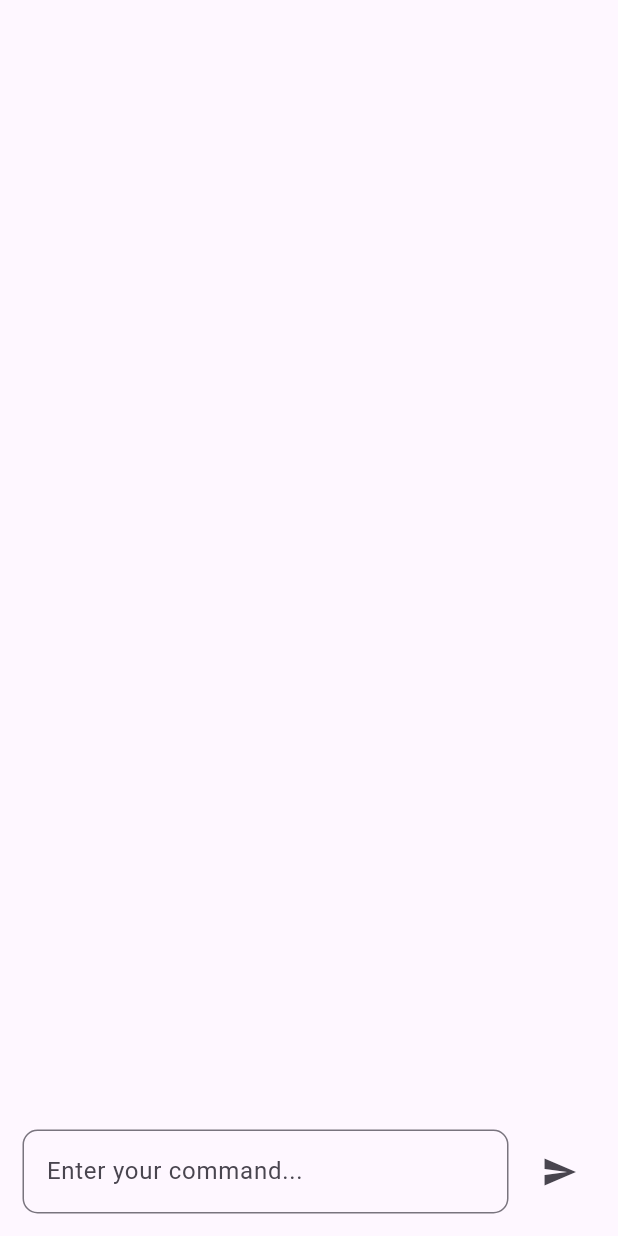
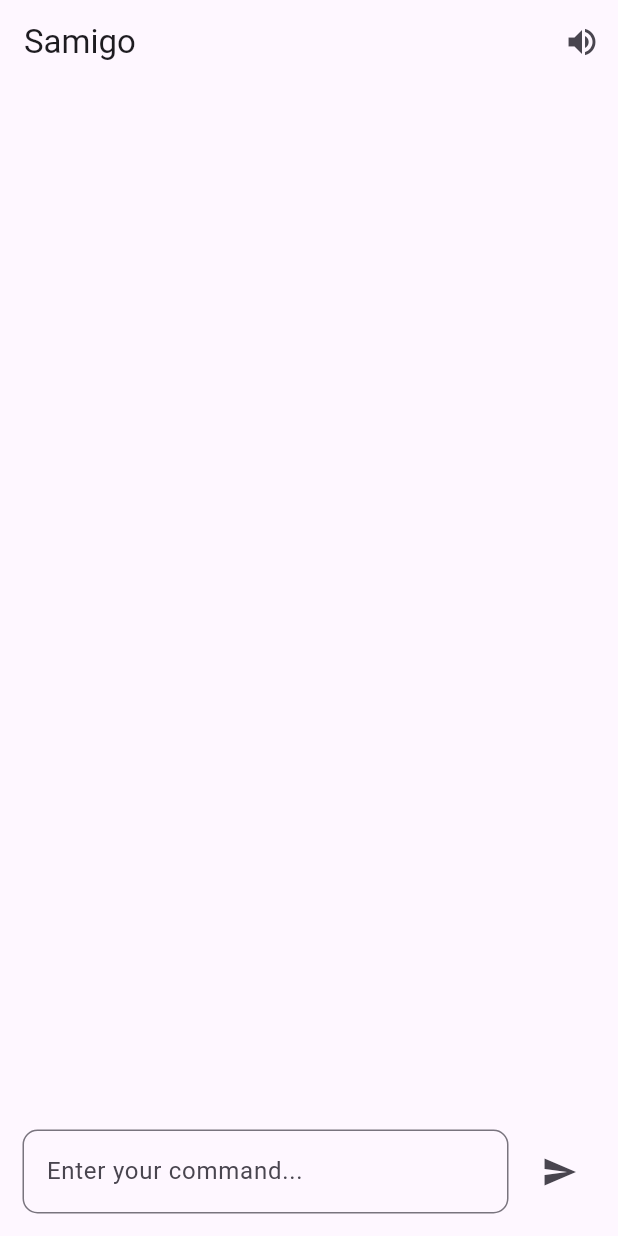
Before and after one commit to mabdullahsaqib/Samigo-App, a Flutter app: the screen it shows after launch, on a phone screen of 412 x 824 dp. Run offline on Flutter 3.47's test engine with Material 3 defaults, Android fonts, the phone set to English and light mode, and no system bars; our stand-ins replace flutter_tts, speech_to_text.

Commit message:
added icon for mute unmute

```diff
--- a/lib/src/app.dart
+++ b/lib/src/app.dart
@@ -10,11 +10,7 @@
   Widget build(BuildContext context) {
     return const MaterialApp(
       title: 'Samigo',
-      home: Scaffold(
-        body: Center(
-          child: Bot(),
-        ),
-      ),
+      home: Bot(),
     );
   }
 }
@@ -102,7 +98,23 @@
 
   @override
   Widget build(BuildContext context) {
-    return Column(
+    return Scaffold(
+      appBar: AppBar(
+        title: const Text('Samigo'),
+        actions: [
+          IconButton(
+            icon: Icon(
+              _toSpeech ? Icons.volume_up : Icons.volume_off,
+            ),
+            onPressed: () {
+              setState(() {
+                _toSpeech = !_toSpeech;
+              });
+            },
+          ),
+        ],
+      ),
+      body: Column(
         children: [
           Expanded(
             child: ListView.builder(
@@ -110,7 +122,8 @@
               itemCount: _messages.length,
               itemBuilder: (context, index) {
                 return Container(
-                margin: const EdgeInsets.symmetric(vertical: 5, horizontal: 10),
+                  margin:
+                      const EdgeInsets.symmetric(vertical: 5, horizontal: 10),
                   alignment: (index % 2 == 0)
                       ? Alignment.centerRight
                       : Alignment.centerLeft,
@@ -164,6 +177,7 @@
             ),
           ),
         ],
+      ),
     );
   }
 }
```
Lines whose indentation alone changed are shown as unchanged.
